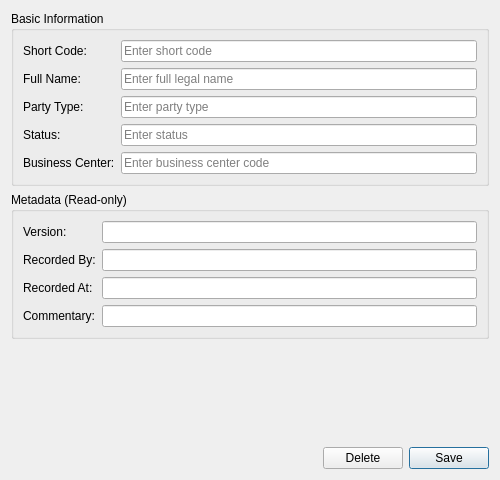
Qt form projects/ores.qt/ui/PartyDetailDialog.ui (OreStudio/OreStudio) before a commit.
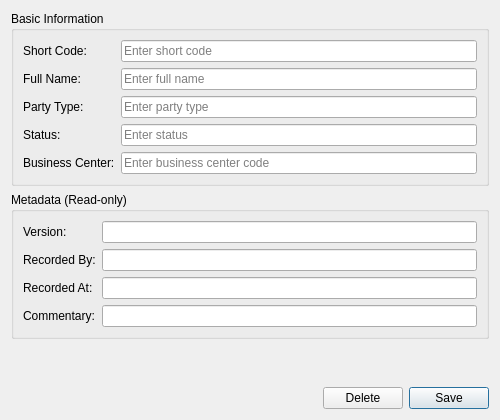
The same form after that commit.

```diff
--- a/projects/ores.qt/ui/PartyDetailDialog.ui
+++ b/projects/ores.qt/ui/PartyDetailDialog.ui
@@ -7,7 +7,7 @@
     <x>0</x>
     <y>0</y>
     <width>500</width>
-    <height>480</height>
+    <height>420</height>
    </rect>
   </property>
   <property name="sizePolicy">
@@ -56,7 +56,7 @@
       <item row="1" column="1">
        <widget class="QLineEdit" name="nameEdit">
         <property name="placeholderText">
-         <string>Enter full legal name</string>
+         <string>Enter full name</string>
         </property>
        </widget>
       </item>
```
Left out of the diff: 10 changed lines with no effect on the pictures.
